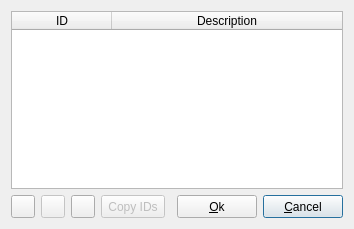
First picture: the form in customidsetup.ui, repository qmc2/qmc2-mame-fe, before the edit.
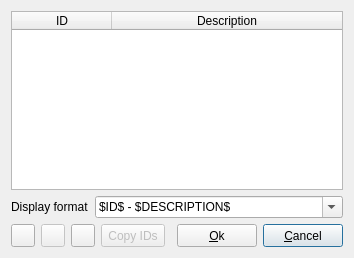
Second picture: the form after the edit. Icons and pictures are not drawn.

Patch:
```diff
--- a/customidsetup.ui
+++ b/customidsetup.ui
@@ -7,87 +7,71 @@
     <x>0</x>
     <y>0</y>
     <width>335</width>
-    <height>229</height>
+    <height>258</height>
    </rect>
   </property>
   <property name="windowTitle">
    <string>Setup custom IDs</string>
   </property>
   <layout class="QGridLayout" name="gridLayout">
-   <item row="1" column="0">
-    <widget class="QToolButton" name="toolButtonAddID">
-     <property name="sizePolicy">
-      <sizepolicy hsizetype="Fixed" vsizetype="Minimum">
-       <horstretch>0</horstretch>
-       <verstretch>0</verstretch>
-      </sizepolicy>
-     </property>
-     <property name="toolTip">
-      <string>Add a new ID</string>
-     </property>
-     <property name="text">
-      <string/>
-     </property>
-     <property name="icon">
-      <iconset resource="qmc2.qrc">
-       <normaloff>:/data/img/plus.png</normaloff>:/data/img/plus.png</iconset>
-     </property>
-    </widget>
+   <item row="1" column="0" colspan="7">
+    <layout class="QHBoxLayout" name="horizontalLayout">
+     <item>
+      <widget class="QLabel" name="labelDisplayFormat">
+       <property name="sizePolicy">
+        <sizepolicy hsizetype="Fixed" vsizetype="Preferred">
+         <horstretch>0</horstretch>
+         <verstretch>0</verstretch>
+        </sizepolicy>
+       </property>
+       <property name="text">
+        <string>Display format</string>
+       </property>
+      </widget>
+     </item>
+     <item>
+      <widget class="QComboBox" name="comboBoxDisplayFormat">
+       <property name="toolTip">
+        <string>Choose / edit the format used to display the IDs in menu items -- valid placeholder macros are $ID$ and $DESCRIPTION$</string>
+       </property>
+       <property name="editable">
+        <bool>true</bool>
+       </property>
+       <item>
+        <property name="text">
+         <string notr="true">$ID$ - $DESCRIPTION$</string>
+        </property>
+       </item>
+       <item>
+        <property name="text">
+         <string notr="true">$DESCRIPTION$ - $ID$</string>
+        </property>
+       </item>
+       <item>
+        <property name="text">
+         <string notr="true">$ID$ ($DESCRIPTION$)</string>
+        </property>
+       </item>
+       <item>
+        <property name="text">
+         <string notr="true">$DESCRIPTION$ ($ID$)</string>
+        </property>
+       </item>
+       <item>
+        <property name="text">
+         <string notr="true">$ID$</string>
+        </property>
+       </item>
+       <item>
+        <property name="text">
+         <string notr="true">$DESCRIPTION$</string>
+        </property>
+       </item>
+      </widget>
+     </item>
+    </layout>
    </item>
-   <item row="1" column="6">
-    <widget class="QPushButton" name="pushButtonCancel">
-     <property name="sizePolicy">
-      <sizepolicy hsizetype="Fixed" vsizetype="Minimum">
-       <horstretch>0</horstretch>
-       <verstretch>0</verstretch>
-      </sizepolicy>
-     </property>
-     <property name="toolTip">
-      <string>Cancel ID customization and close dialog</string>
-     </property>
-     <property name="text">
-      <string>&amp;Cancel</string>
-     </property>
-     <property name="icon">
-      <iconset resource="qmc2.qrc">
-       <normaloff>:/data/img/no.png</normaloff>:/data/img/no.png</iconset>
-     </property>
-    </widget>
-   </item>
-   <item row="1" column="4">
-    <spacer name="horizontalSpacer">
-     <property name="orientation">
-      <enum>Qt::Horizontal</enum>
-     </property>
-     <property name="sizeHint" stdset="0">
-      <size>
-       <width>0</width>
-       <height>20</height>
-      </size>
-     </property>
-    </spacer>
-   </item>
-   <item row="1" column="5">
-    <widget class="QPushButton" name="pushButtonOk">
-     <property name="sizePolicy">
-      <sizepolicy hsizetype="Fixed" vsizetype="Minimum">
-       <horstretch>0</horstretch>
-       <verstretch>0</verstretch>
-      </sizepolicy>
-     </property>
-     <property name="toolTip">
-      <string>Accept customized IDs and close dialog</string>
-     </property>
-     <property name="text">
-      <string>&amp;Ok</string>
-     </property>
-     <property name="icon">
-      <iconset resource="qmc2.qrc">
-       <normaloff>:/data/img/yes.png</normaloff>:/data/img/yes.png</iconset>
-     </property>
-    </widget>
-   </item>
-   <item row="1" column="3">
+   <item row="2" column="3">
     <widget class="QToolButton" name="toolButtonCopyIDs">
      <property name="enabled">
       <bool>false</bool>
@@ -112,7 +96,30 @@
      </property>
     </widget>
    </item>
-   <item row="1" column="1">
+   <item row="2" column="2">
+    <widget class="QToolButton" name="toolButtonSort">
+     <property name="sizePolicy">
+      <sizepolicy hsizetype="Fixed" vsizetype="Minimum">
+       <horstretch>0</horstretch>
+       <verstretch>0</verstretch>
+      </sizepolicy>
+     </property>
+     <property name="toolTip">
+      <string>Enable / disable sorting</string>
+     </property>
+     <property name="icon">
+      <iconset resource="qmc2.qrc">
+       <normaloff>:/data/img/sort.png</normaloff>:/data/img/sort.png</iconset>
+     </property>
+     <property name="checkable">
+      <bool>true</bool>
+     </property>
+     <property name="checked">
+      <bool>false</bool>
+     </property>
+    </widget>
+   </item>
+   <item row="2" column="1">
     <widget class="QToolButton" name="toolButtonRemoveID">
      <property name="enabled">
       <bool>false</bool>
@@ -135,6 +142,26 @@
      </property>
     </widget>
    </item>
+   <item row="2" column="0">
+    <widget class="QToolButton" name="toolButtonAddID">
+     <property name="sizePolicy">
+      <sizepolicy hsizetype="Fixed" vsizetype="Minimum">
+       <horstretch>0</horstretch>
+       <verstretch>0</verstretch>
+      </sizepolicy>
+     </property>
+     <property name="toolTip">
+      <string>Add a new ID</string>
+     </property>
+     <property name="text">
+      <string/>
+     </property>
+     <property name="icon">
+      <iconset resource="qmc2.qrc">
+       <normaloff>:/data/img/plus.png</normaloff>:/data/img/plus.png</iconset>
+     </property>
+    </widget>
+   </item>
    <item row="0" column="0" colspan="7">
     <widget class="QTableWidget" name="tableWidgetCustomIDs">
      <property name="toolTip">
@@ -179,8 +206,21 @@
      </column>
     </widget>
    </item>
-   <item row="1" column="2">
-    <widget class="QToolButton" name="toolButtonSort">
+   <item row="2" column="4">
+    <spacer name="horizontalSpacer">
+     <property name="orientation">
+      <enum>Qt::Horizontal</enum>
+     </property>
+     <property name="sizeHint" stdset="0">
+      <size>
+       <width>0</width>
+       <height>20</height>
+      </size>
+     </property>
+    </spacer>
+   </item>
+   <item row="2" column="6">
+    <widget class="QPushButton" name="pushButtonCancel">
      <property name="sizePolicy">
       <sizepolicy hsizetype="Fixed" vsizetype="Minimum">
        <horstretch>0</horstretch>
@@ -190,15 +230,32 @@
      <property name="toolTip">
       <string>Enable / disable sorting</string>
      </property>
+     <property name="text">
+      <string>&amp;Cancel</string>
+     </property>
      <property name="icon">
       <iconset resource="qmc2.qrc">
        <normaloff>:/data/img/sort.png</normaloff>:/data/img/sort.png</iconset>
      </property>
-     <property name="checkable">
-      <bool>true</bool>
+    </widget>
+   </item>
+   <item row="2" column="5">
+    <widget class="QPushButton" name="pushButtonOk">
+     <property name="sizePolicy">
+      <sizepolicy hsizetype="Fixed" vsizetype="Minimum">
+       <horstretch>0</horstretch>
+       <verstretch>0</verstretch>
+      </sizepolicy>
      </property>
-     <property name="checked">
-      <bool>false</bool>
+     <property name="toolTip">
+      <string>Accept customized IDs and close dialog</string>
+     </property>
+     <property name="text">
+      <string>&amp;Ok</string>
+     </property>
+     <property name="icon">
+      <iconset resource="qmc2.qrc">
+       <normaloff>:/data/img/yes.png</normaloff>:/data/img/yes.png</iconset>
      </property>
     </widget>
    </item>
```
Left out of the diff: 5 changed lines with no effect on the pictures.
